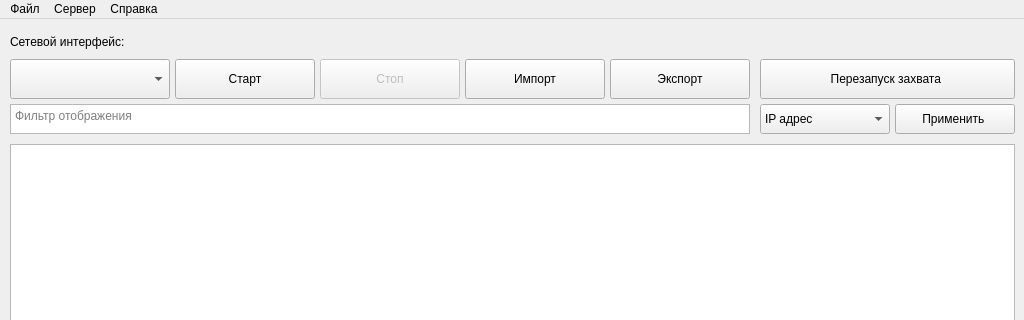
First picture: the form in src/gui/main_window.ui, repository TariusVAR/TrafficAnalyzer, before the edit; both pictures show x 0 to 1024 and y 0 to 320 of the 1024 by 800 pixel window.
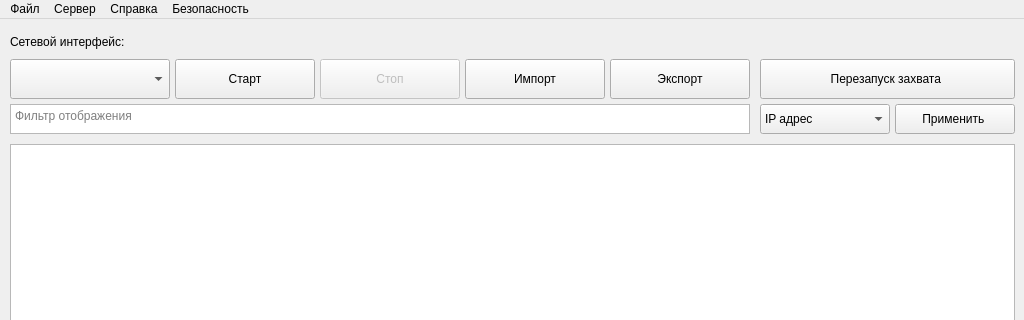
Second picture: the form after the edit.

```diff
--- a/src/gui/main_window.ui
+++ b/src/gui/main_window.ui
@@ -321,9 +321,16 @@
     <addaction name="actionAuthorisation"/>
     <addaction name="actionEditUser"/>
    </widget>
+   <widget class="QMenu" name="menuSecurity">
+    <property name="title">
+     <string>Безопасность</string>
+    </property>
+    <addaction name="actionAnomalyEdit"/>
+   </widget>
    <addaction name="menu"/>
    <addaction name="menuAutorisation"/>
    <addaction name="menu_3"/>
+   <addaction name="menuSecurity"/>
   </widget>
   <widget class="QStatusBar" name="statusbar"/>
   <action name="action">
```
Left out of the diff: 5 changed lines with no effect on the pictures.
